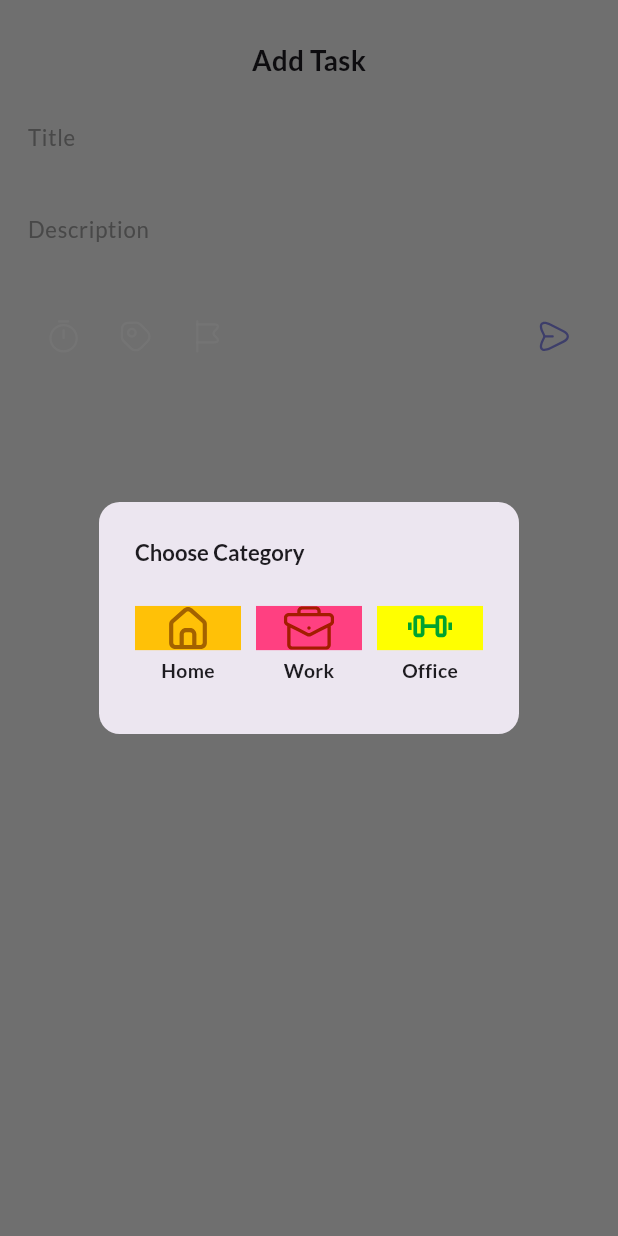
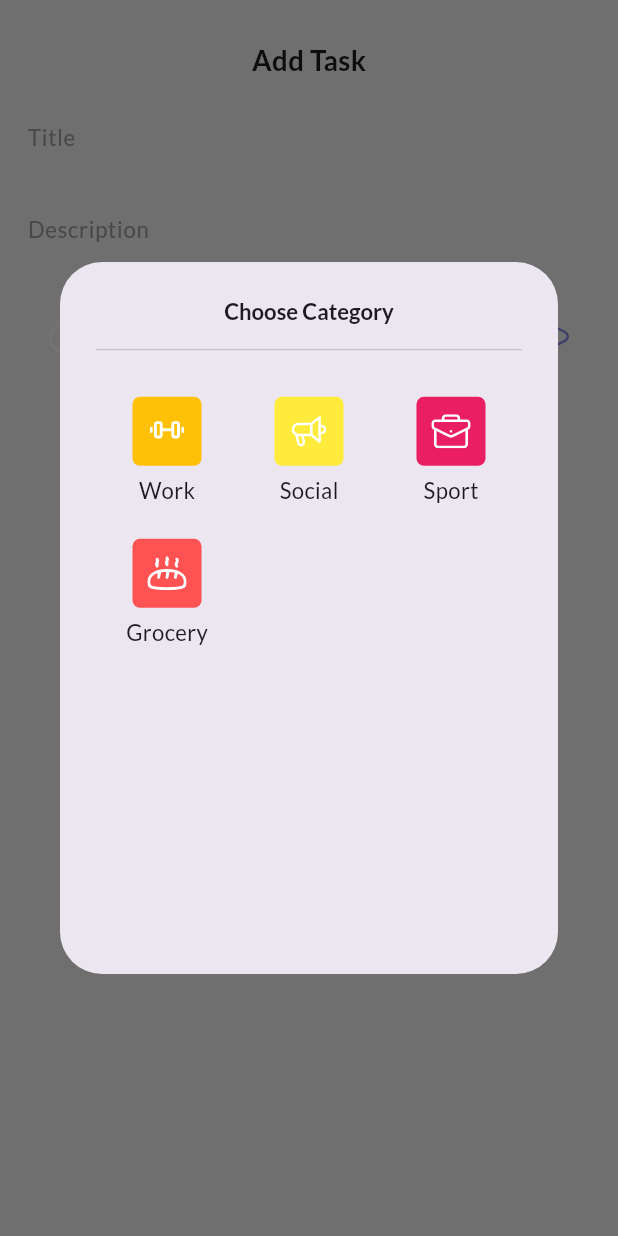
Before and after one commit to SariaMahmood20/todo_app, a Flutter app: the AddTask widget shown alone on an empty page, opened directly, after a tap on an icon or button, on a phone screen of 412 x 824 dp. Run offline on Flutter 3.47's test engine with Material 3 defaults, Android fonts, the phone set to English and light mode, and no system bars; our stand-ins replace cloud_firestore, firebase_auth, firebase_core, flutter_screenutil, flutter_svg, go_router and 2 more; missing offline and left inert: animated_introduction; accounts and stored records are empty; network calls fail.

```diff
--- /dev/null
+++ b/lib/app/navigation/route_names.dart
@@ -0,0 +1,7 @@
+class RouteNames{
+  static const String splash = "Splash";
+  static const String login = "Login";
+  static const String register = "Register";
+  static const String onboarding = "Onboarding";
+  static const String naviation = "Navigation";
+}
--- /dev/null
+++ b/lib/app/navigation/routes.dart
@@ -0,0 +1,40 @@
+import 'package:go_router/go_router.dart';
+
+import 'package:todo_app/app/navigation/route_names.dart';
+import 'package:todo_app/app/views/widgets/bottom_navigation_bar.dart';
+import 'package:todo_app/features/auth/presentation/view/login_view.dart';
+import 'package:todo_app/features/auth/presentation/view/register_view.dart';
+import 'package:todo_app/introduction.dart';
+import 'package:todo_app/splash.dart';
+
+class Routes{
+  GoRouter router  = GoRouter(
+    routes: [
+      GoRoute(
+        name: RouteNames.splash,
+        path: '/splash',
+        builder: (context, state)=>const SplashScreen()
+        ),
+      GoRoute(
+        name: RouteNames.onboarding,
+        path: '/onboarding',
+        builder: (context, state)=>const OnBoarding()
+        ),
+        GoRoute(
+        name: RouteNames.login,
+        path: '/login',
+        builder: (context, state)=>const LoginView()
+        ),
+        GoRoute(
+        name: RouteNames.register,
+        path: '/register',
+        builder: (context, state)=>const RegisterView()
+        ),
+        GoRoute(
+        name: RouteNames.naviation,
+        path: '/',
+        builder: (context, state)=>MyBottomNavigationBar()
+        ),
+    ]
+    );
+}
--- a/lib/app/view_models/date_provider.dart
+++ b/lib/app/view_models/date_provider.dart
@@ -1,11 +1,8 @@
 import 'package:flutter/material.dart';
-import 'package:flutter_screenutil/flutter_screenutil.dart';
 import 'package:intl/intl.dart';
-import 'package:provider/provider.dart';
 
-import 'package:todo_app/app/resources/app_strings.dart';
-import 'package:todo_app/app/resources/app_theme.dart';
-import 'package:todo_app/app/views/widgets/category_widget.dart';
+import 'package:todo_app/app/views/widgets/category_dialog_box.dart';
+import 'package:todo_app/app/views/widgets/priority_dialog_box.dart';
 import 'package:todo_app/app/constants/svg_icons.dart';
 
 final List<String> categoryName = [
@@ -49,44 +46,20 @@ class DateProvider with ChangeNotifier {
   Future<void> categoryTag(BuildContext context) async {
     final String? selectedCategory = await showDialog<String>(
       context: context,
-      builder: (BuildContext dialogContext) {
-        final style = Theme.of(dialogContext).extension<AppTheme>()!;
-        return AlertDialog(
-
-          shape: RoundedRectangleBorder(
-            borderRadius: BorderRadius.circular(15.h),
-
-          ),
-          title: Text(
-            AppStrings.chooseCategory,
-            style: style.lato16w700,
-          ),
-          content: GridView.builder(
-            shrinkWrap: true,
-            gridDelegate: const SliverGridDelegateWithFixedCrossAxisCount(
-              crossAxisCount: 3,
-              mainAxisSpacing: 10,
-              crossAxisSpacing: 10,
-            ),
-            itemCount: categoryName.length,
-            itemBuilder: (BuildContext context, int index) {
-              return InkWell(
-                onTap: () {
-                  Navigator.pop(dialogContext, categoryName[index]);
-                },
-                child: CategoryWidget(
-                  categoryColor: categoryColor[index],
-                  categoryName: categoryName[index],
-                  iconPath: iconPath[index],
-                ),
-              );
-            },
-          ),
-        );
-      },
+      builder: (context)=>const CategoryDialogBox()
     );
     if (selectedCategory != null) {
       print("Selected Category: $selectedCategory");
     }
   }
+
+  Future<void> priorityTag(BuildContext context)async{
+    final String? selectedPriority = await showDialog<String>(
+      context: context,
+      builder: (context)=>const PriorityDialogBox()
+      );
+      if(selectedPriority!=null){
+        print("Selected Priority: $selectedPriority");
+      }
+  }
 }
--- a/lib/app/views/widgets/button.dart
+++ b/lib/app/views/widgets/button.dart
@@ -13,7 +13,7 @@ class Button extends StatelessWidget {
   Widget build(BuildContext context) {
     final styles = Theme.of(context).extension<AppTheme>()!;
     return GestureDetector(
-      onTap: (){onPressed;},
+      onTap: onPressed(),
       child: Container(
         width: width.w,
         height: 50.h,
--- /dev/null
+++ b/lib/app/views/widgets/category_dialog_box.dart
@@ -0,0 +1,76 @@
+import 'package:flutter/material.dart';
+import 'package:flutter_screenutil/flutter_screenutil.dart';
+import 'package:flutter_svg/flutter_svg.dart';
+import 'package:go_router/go_router.dart';
+import 'package:todo_app/app/constants/svg_icons.dart';
+import 'package:todo_app/app/resources/app_strings.dart';
+import 'package:todo_app/app/resources/app_theme.dart';
+
+List<String> categoryNames = [
+  AppStrings.work,
+  AppStrings.social,
+  AppStrings.sport,
+  AppStrings.grocery,
+];
+
+List<String> categoryIcons = [
+  SvgIcons.sport,
+  SvgIcons.social,
+  SvgIcons.work,
+  SvgIcons.grocery
+];
+
+List<Color> categoryColors = [
+  Colors.amber.withOpacity(1.0),
+  Colors.yellow.withOpacity(1.0),
+  Colors.pink.withOpacity(1.0),
+  Colors.redAccent.withOpacity(1.0),
+];
+
+class CategoryDialogBox extends StatelessWidget {
+  const CategoryDialogBox({super.key});
+
+  @override
+  Widget build(BuildContext context) {
+    final styles = Theme.of(context).extension<AppTheme>()!;
+    return AlertDialog(
+      title: Column(
+        mainAxisAlignment: MainAxisAlignment.center,
+        children: [
+          Text(AppStrings.chooseCategory, style: styles.lato16w700,),
+          SizedBox(height: 7.h),
+          const Divider(),
+        ],
+      ),
+      content: SizedBox(width: 300.w,height: 400.h,
+      child: GridView.builder(
+        shrinkWrap: true,
+        gridDelegate: const SliverGridDelegateWithFixedCrossAxisCount(crossAxisCount: 3),
+        itemCount: categoryNames.length,
+        itemBuilder: (context, index){
+          return InkWell(
+            onTap: ()=>GoRouter.of(context).pop(categoryNames[index]),
+            child: Column(
+              mainAxisAlignment: MainAxisAlignment.center,
+              children: [
+                Container(
+                  height: 50.h,
+                  width: 50.h,
+                  decoration: BoxDecoration(
+                    borderRadius: const BorderRadius.all(Radius.circular(5)),
+                    color: categoryColors[index],
+                  ),
+                  child: Center(child: SvgPicture.asset(categoryIcons[index], color: Colors.white, height: 25.h, width: 25.w,)),
+                ),
+                SizedBox(height: 7.h,),
+                Text(categoryNames[index], style: styles.lato16w400,),
+                SizedBox(height: 7.h,)
+              ],
+            ),
+          );
+        }
+        )
+      )
+    );
+  }
+}
--- a/lib/app/views/widgets/category_widget.dart
+++ /dev/null
@@ -1,34 +0,0 @@
-import 'package:flutter/material.dart';
-import 'package:flutter_screenutil/flutter_screenutil.dart';
-import 'package:flutter_svg/flutter_svg.dart';
-
-import 'package:todo_app/app/resources/app_theme.dart';
-
-class CategoryWidget extends StatelessWidget {
-  final String categoryName;
-  final String iconPath;
-  final Color categoryColor;
-  const CategoryWidget({super.key, required this.categoryColor, required this.categoryName, required this.iconPath});
-
-  @override
-  Widget build(BuildContext context) {
-    final styles = Theme.of(context).extension<AppTheme>()!;
-    return Column(
-      crossAxisAlignment: CrossAxisAlignment.center,
-      mainAxisAlignment: MainAxisAlignment.center,
-      children: [
-        GestureDetector(
-          onTap: (){},
-          child: Container(
-            color: categoryColor,
-            child: Center(
-              child: SvgPicture.asset(iconPath, height: 32.h, width: 32.w,)
-            ),
-          ),
-        ),
-        SizedBox(height: 5.h,),
-        Text(categoryName, style: styles.lato14w600,)
-      ],
-    );
-  }
-}
--- a/lib/features/auth/data/services/auth_services.dart
+++ b/lib/features/auth/data/services/auth_services.dart
@@ -9,6 +9,7 @@ class AuthServices{
     try{
       await _firebaseAuth.createUserWithEmailAndPassword(email: email, password: password);
     }catch(e){
+      print(e.toString()+"Saria");
       rethrow;
     }
   }
--- a/lib/features/home/presentation/widgets/add_task.dart
+++ b/lib/features/home/presentation/widgets/add_task.dart
@@ -44,7 +44,7 @@ class AddTask extends StatelessWidget {
                       children: [
                         IconButton(onPressed: (){provider.pickDate(context);}, icon: SvgPicture.asset(SvgIcons.timer)),
                         IconButton(onPressed: (){provider.categoryTag(context);}, icon: SvgPicture.asset(SvgIcons.categoryTag)),
-                        IconButton(onPressed: (){}, icon: SvgPicture.asset(SvgIcons.priorityFlag))
+                        IconButton(onPressed: (){provider.priorityTag(context);}, icon: SvgPicture.asset(SvgIcons.priorityFlag))
                       ],
 
                     ),
--- a/lib/introduction.dart
+++ b/lib/introduction.dart
@@ -1,11 +1,12 @@
 import 'package:flutter/material.dart';
 import 'package:flutter_screenutil/flutter_screenutil.dart';
 import 'package:animated_introduction/animated_introduction.dart';
+import 'package:go_router/go_router.dart';
 
 import 'package:todo_app/app/constants/images.dart';
 import 'package:todo_app/app/resources/app_strings.dart';
 import 'package:todo_app/app/resources/app_theme.dart';
-import 'package:todo_app/features/auth/presentation/view/login_view.dart';
+import 'package:todo_app/app/navigation/route_names.dart';
 
 final List<SingleIntroScreen> pages = [
   SingleIntroScreen(
@@ -35,7 +36,7 @@ class OnBoarding extends StatelessWidget {
       body: AnimatedIntroduction(
         slides: pages,
         onDone: (){
-          Navigator.of(context).push(MaterialPageRoute(builder: (context)=>const LoginView()));
+          GoRouter.of(context).pushReplacementNamed(RouteNames.login);
         },
         isFullScreen: true,
         footerGradients: [styles.neutralColor, styles.neutralColor.withOpacity(0.6)],
--- a/lib/splash.dart
+++ b/lib/splash.dart
@@ -2,11 +2,12 @@ import 'dart:async';
 
 import 'package:flutter/material.dart';
 import 'package:flutter_screenutil/flutter_screenutil.dart';
+import 'package:go_router/go_router.dart';
 
 import 'package:todo_app/app/constants/images.dart';
 import 'package:todo_app/app/resources/app_theme.dart';
 import 'package:todo_app/app/resources/app_strings.dart';
-import 'package:todo_app/introduction.dart';
+import 'package:todo_app/app/navigation/route_names.dart';
 
 class SplashScreen extends StatefulWidget {
   const SplashScreen({super.key});
@@ -23,7 +24,7 @@ class _SplashScreenState extends State<SplashScreen> {
     super.initState();
     Timer(const Duration(seconds: 3),
     (){
-        Navigator.of(context).pushReplacement(MaterialPageRoute(builder: (context)=> const OnBoarding()));
+        GoRouter.of(context).pushReplacementNamed(RouteNames.onboarding);
     }
     );
   }
--- a/pubspec.yaml
+++ b/pubspec.yaml
@@ -17,8 +17,12 @@ dev_dependencies:
   provider: ^6.1.2
   cloud_firestore: ^5.4.4
   firebase_auth: ^5.3.1
+  firebase_core: ^3.7.0
   flutter_screenutil: ^5.9.3
   shared_preferences: ^2.3.2
+  go_router: ^14.6.1
+  firebase_database: ^11.1.6
+  firebase_storage: ^12.3.6
   image_picker: ^1.1.2
   intl: ^0.19.0
   flutter_svg: ^2.0.12
```
Also changed, not shown: lib/app/views/widgets/custom_form_field.dart (+9 -14 lines), lib/app/views/widgets/priority_dialog_box.dart (added, +57 -0 lines), lib/features/auth/presentation/view/login_view.dart (+20 -22 lines), lib/features/auth/presentation/view/register_view.dart (+19 -15 lines), lib/features/auth/presentation/view_model/auth_view_model.dart (+25 -19 lines), lib/features/auth/presentation/widgets/text_row.dart (+11 -12 lines), lib/main.dart (+12 -13 lines), pubspec.lock, 6 other files.
